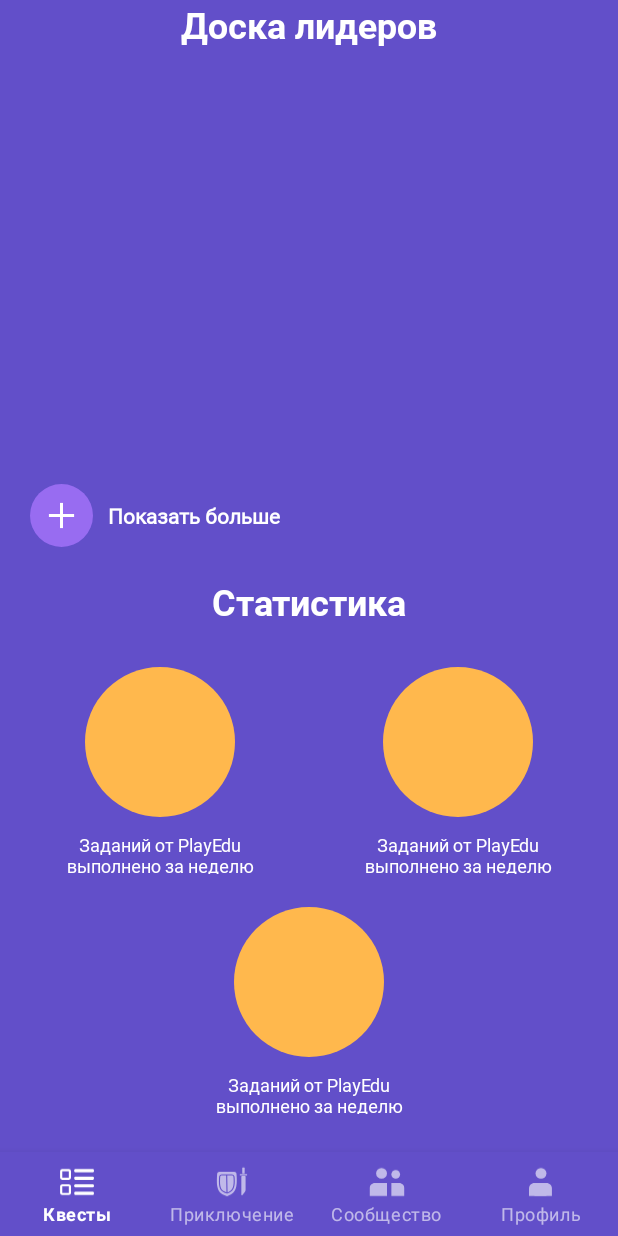
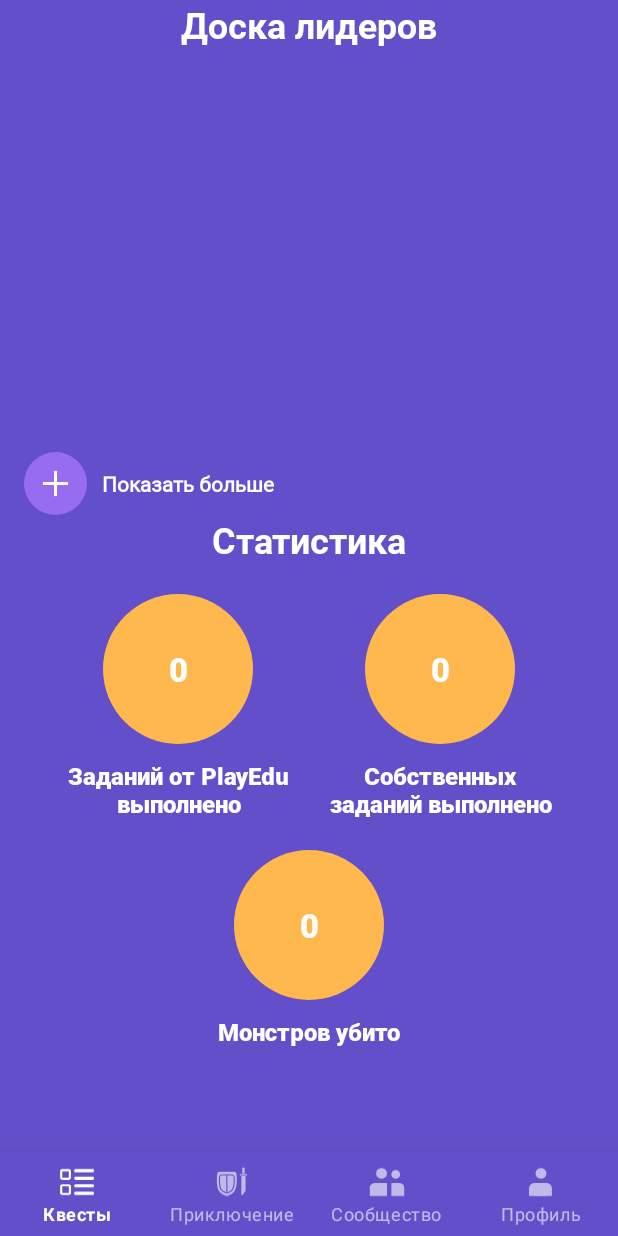
Before and after one commit to monke-master/Play-Edu, an Android app: the fragment CommunityFragment placed in its activity, on a phone screen of 412 x 824 dp. Run offline under Robolectric (Android 15) with nearby library versions, the phone set to English and light mode, and no system bars; our stand-ins replace data binding; libraries missing offline, so code that uses them is left out: com.skydoves.powerspinner; 4 statements that could not run were skipped.

Commit message:
community fragment user stats released

```diff
--- /dev/null
+++ b/app/src/main/java/ru/mirea/playedu/usecases/GetUserStatsUseCase.java
@@ -0,0 +1,18 @@
+package ru.mirea.playedu.usecases;
+
+import ru.mirea.playedu.data.repository.UserStatsRepository;
+import ru.mirea.playedu.model.UserStats;
+
+// Use-case для получения статистики пользователя
+public class GetUserStatsUseCase {
+
+    private UserStatsRepository statsRepository;
+
+    public GetUserStatsUseCase(UserStatsRepository statsRepository) {
+        this.statsRepository = statsRepository;
+    }
+
+    public UserStats execute() {
+        return statsRepository.getUserStats();
+    }
+}
--- a/app/src/main/java/ru/mirea/playedu/view/activity/EnterActivity.java
+++ b/app/src/main/java/ru/mirea/playedu/view/activity/EnterActivity.java
@@ -32,7 +32,7 @@ public class EnterActivity extends AppCompatActivity {
             User user = new User("Пропастин Алексей Федорович", "passwordCOmrade",
                     "+89690776", "ИВБО-01-22", 100, 1000, "no", new ArrayList<>());
             UserCacheStorage cacheStorage = UserCacheStorage.getInstance();
-            UserStats userStats = new UserStats(1, Calendar.getInstance().getTime());
+            UserStats userStats = new UserStats(1, Calendar.getInstance().getTime(), 10, 11, 0, 12, 0, 0);
             UserStatsCacheStorage storage = UserStatsCacheStorage.getInstance();
             storage.setUserStats(userStats);
             cacheStorage.setUser(user);
--- a/app/src/main/java/ru/mirea/playedu/view/fragment/CommunityFragment.java
+++ b/app/src/main/java/ru/mirea/playedu/view/fragment/CommunityFragment.java
@@ -3,64 +3,29 @@ package ru.mirea.playedu.view.fragment;
 import android.os.Bundle;
 
 import androidx.fragment.app.Fragment;
+import androidx.lifecycle.ViewModelProvider;
 
 import android.view.LayoutInflater;
 import android.view.View;
 import android.view.ViewGroup;
 
 import ru.mirea.playedu.R;
+import ru.mirea.playedu.databinding.FragmentCommunityBinding;
+import ru.mirea.playedu.databinding.FragmentProfileBinding;
+import ru.mirea.playedu.viewmodel.CommunityViewModel;
 
-/**
- * A simple {@link Fragment} subclass.
- * Use the {@link CommunityFragment#newInstance} factory method to
- * create an instance of this fragment.
- */
 public class CommunityFragment extends Fragment {
-
-    // TODO: Rename parameter arguments, choose names that match
-    // the fragment initialization parameters, e.g. ARG_ITEM_NUMBER
-    private static final String ARG_PARAM1 = "param1";
-    private static final String ARG_PARAM2 = "param2";
-
-    // TODO: Rename and change types of parameters
-    private String mParam1;
-    private String mParam2;
-
-    public CommunityFragment() {
-        // Required empty public constructor
-    }
-
-    /**
-     * Use this factory method to create a new instance of
-     * this fragment using the provided parameters.
-     *
-     * @param param1 Parameter 1.
-     * @param param2 Parameter 2.
-     * @return A new instance of fragment CommunityFragment.
-     */
-    // TODO: Rename and change types and number of parameters
-    public static CommunityFragment newInstance(String param1, String param2) {
-        CommunityFragment fragment = new CommunityFragment();
-        Bundle args = new Bundle();
-        args.putString(ARG_PARAM1, param1);
-        args.putString(ARG_PARAM2, param2);
-        fragment.setArguments(args);
-        return fragment;
-    }
-
-    @Override
-    public void onCreate(Bundle savedInstanceState) {
-        super.onCreate(savedInstanceState);
-        if (getArguments() != null) {
-            mParam1 = getArguments().getString(ARG_PARAM1);
-            mParam2 = getArguments().getString(ARG_PARAM2);
-        }
-    }
 
     @Override
     public View onCreateView(LayoutInflater inflater, ViewGroup container,
                              Bundle savedInstanceState) {
-        // Inflate the layout for this fragment
-        return inflater.inflate(R.layout.fragment_community, container, false);
+        FragmentCommunityBinding binding = FragmentCommunityBinding.inflate(getLayoutInflater());
+        CommunityViewModel viewModel = new ViewModelProvider(this).get(CommunityViewModel.class);
+        binding.setViewModel(viewModel);
+
+        binding.setKillsHdr(getString(R.string.kills_count));
+        binding.setPlayEduCompletedHdr(getString(R.string.play_edu_compl_count));
+        binding.setTasksCompletedHdr(getString(R.string.tasks_compl_count));
+        return binding.getRoot();
     }
 }
--- /dev/null
+++ b/app/src/main/java/ru/mirea/playedu/viewmodel/CommunityViewModel.java
@@ -0,0 +1,31 @@
+package ru.mirea.playedu.viewmodel;
+
+import androidx.lifecycle.LiveData;
+import androidx.lifecycle.MutableLiveData;
+import androidx.lifecycle.ViewModel;
+
+import ru.mirea.playedu.data.repository.UserStatsRepository;
+import ru.mirea.playedu.data.storage.cache.UserStatsCacheStorage;
+import ru.mirea.playedu.model.UserStats;
+import ru.mirea.playedu.usecases.GetUserStatsUseCase;
+
+public class CommunityViewModel extends ViewModel {
+
+    private GetUserStatsUseCase getUserStatsUseCase;
+    private MutableLiveData<UserStats> userStats;
+
+    public CommunityViewModel() {
+        this.getUserStatsUseCase = new GetUserStatsUseCase(new
+                UserStatsRepository(UserStatsCacheStorage.getInstance()));
+        userStats = new MutableLiveData<>();
+        userStats.setValue(getUserStatsUseCase.execute());
+
+    }
+
+    public LiveData<UserStats> getUserStats() {
+        return userStats;
+    }
+
+
+
+}
--- a/app/src/main/res/layout/fragment_community.xml
+++ b/app/src/main/res/layout/fragment_community.xml
@@ -3,11 +3,26 @@
     xmlns:app="http://schemas.android.com/apk/res-auto"
     xmlns:tools="http://schemas.android.com/tools"
     tools:context=".view.fragment.CommunityFragment">
+
+    <data>
+        <variable
+            name="playEduCompletedHdr"
+            type="String" />
+        <variable
+            name="tasksCompletedHdr"
+            type="String" />
+        <variable
+            name="killsHdr"
+            type="String" />
+        <variable
+            name="viewModel"
+            type="ru.mirea.playedu.viewmodel.CommunityViewModel" />
+    </data>
+
     <FrameLayout
         android:layout_width="match_parent"
         android:layout_height="match_parent">
 
-    <!-- TODO: Update blank fragment layout -->
         <ScrollView
             android:layout_width="match_parent"
             android:layout_height="match_parent"
@@ -18,146 +33,119 @@
                 android:layout_height="wrap_content"
                 android:orientation="vertical" >
 
+                <androidx.constraintlayout.widget.ConstraintLayout
+                    android:layout_width="match_parent"
+                    android:layout_height="match_parent">
+
                     <TextView
-                android:layout_width="match_parent"
+                        android:id="@+id/board_hdr"
+                        android:layout_width="wrap_content"
                         android:layout_height="wrap_content"
                         android:fontFamily="@font/roboto_bold"
                         android:gravity="center"
                         android:text="@string/leaderboard_title"
                         android:textColor="@color/white"
-                android:textSize="24sp" />
+                        android:textSize="24sp"
+                        app:layout_constraintEnd_toEndOf="parent"
+                        app:layout_constraintStart_toStartOf="parent"
+                        app:layout_constraintTop_toTopOf="parent" />
 
                     <androidx.recyclerview.widget.RecyclerView
+                        android:id="@+id/leaders_list"
                         android:layout_width="match_parent"
                         android:layout_height="250dp"
-                tools:listitem="@layout/view_leaderboard_item"
-                android:layout_marginTop="20dp"
-                android:layout_marginStart="15dp"
-                />
+                        android:layout_marginTop="10dp"
+                        app:layout_constraintEnd_toEndOf="parent"
+                        app:layout_constraintStart_toStartOf="parent"
+                        app:layout_constraintTop_toBottomOf="@+id/board_hdr"
+                        tools:listitem="@layout/view_leaderboard_item" />
 
-            <LinearLayout
+                    <ImageView
+                        android:id="@+id/show_more_btn"
+                        android:layout_width="42dp"
+                        android:layout_height="42dp"
+                        android:layout_marginStart="16dp"
+
+                        android:src="@drawable/ic_add"
+                        app:layout_constraintBottom_toBottomOf="@+id/show_nore_txt"
+                        app:layout_constraintStart_toStartOf="parent"
+                        app:layout_constraintTop_toTopOf="@+id/show_nore_txt" />
+
+                    <TextView
+                        android:id="@+id/show_nore_txt"
                         android:layout_width="wrap_content"
                         android:layout_height="wrap_content"
-                android:orientation="horizontal"
+                        android:layout_gravity="center"
+                        android:layout_marginStart="10dp"
                         android:layout_marginTop="20dp"
-                android:layout_marginStart="20dp">
+                        android:fontFamily="@font/roboto_regular"
+                        android:text="@string/show_more_title"
+                        android:textColor="@color/white"
+                        android:textFontWeight="600"
+                        android:textSize="14sp"
+                        app:layout_constraintStart_toEndOf="@+id/show_more_btn"
+                        app:layout_constraintTop_toBottomOf="@+id/leaders_list" />
 
-                <ImageView
-                    android:id="@+id/imageView2"
-                    android:layout_width="42dp"
-                    android:layout_height="42dp"
-                    android:src="@drawable/ic_add" />
+                    <androidx.constraintlayout.widget.Barrier
+                        android:id="@+id/show_more_barrier"
+                        android:layout_width="wrap_content"
+                        android:layout_height="wrap_content"
+                        app:barrierDirection="bottom"
+                        app:constraint_referenced_ids="show_more_btn, show_nore_txt" />
+
 
                     <TextView
+                        android:id="@+id/textView3"
                         android:layout_width="wrap_content"
-                    android:layout_height="wrap_content"
-                    android:layout_marginStart="10dp"
-                    android:fontFamily="@font/roboto_regular"
-                    android:layout_gravity="center"
-                    android:textFontWeight="600"
-                    android:text="@string/show_more_title"
-                    android:textColor="@color/white"
-                    android:textSize="14sp" />
-            </LinearLayout>
-            <androidx.constraintlayout.widget.ConstraintLayout
-                android:layout_width="match_parent"
-                android:layout_height="wrap_content"
-                android:layout_marginTop="20dp">
-
-                <TextView
-                    android:layout_width="match_parent"
                         android:layout_height="match_parent"
                         android:fontFamily="@font/roboto_bold"
                         android:gravity="center"
                         android:text="@string/statistic_title"
                         android:textColor="@color/white"
-                    android:textSize="24sp" />
-
-                <LinearLayout
-                    android:layout_width="wrap_content"
-                    android:layout_height="138dp"
-                    android:layout_marginTop="60dp"
-                    android:orientation="vertical"
-                    app:layout_constraintEnd_toEndOf="parent"
-                    app:layout_constraintHorizontal_bias="0.15"
-                    app:layout_constraintStart_toStartOf="parent"
-                    app:layout_constraintTop_toTopOf="parent">
-
-                    <TextView
-                        android:layout_width="100dp"
-                        android:layout_height="100dp"
-                        android:layout_gravity="center"
-                        android:layout_marginTop="0dp"
-                        android:background="@drawable/shape_statistic_round" />
-
-                    <TextView
-                        android:layout_width="128dp"
-                        android:layout_height="28dp"
-                        android:layout_marginTop="10dp"
-                        android:fontFamily="@font/roboto_regular"
-                        android:text="@string/statistic_round_description"
-                        android:textAlignment="center"
-                        android:textColor="@color/white"
-                        android:textFontWeight="400"
-                        android:textSize="12sp" />
-                </LinearLayout>
-
-                <LinearLayout
-                    android:layout_width="wrap_content"
-                    android:layout_height="138dp"
-                    android:layout_marginTop="60dp"
-                    android:orientation="vertical"
-                    app:layout_constraintEnd_toEndOf="parent"
-                    app:layout_constraintHorizontal_bias="0.85"
-                    app:layout_constraintStart_toStartOf="parent"
-                    app:layout_constraintTop_toTopOf="parent">
-
-                    <TextView
-                        android:layout_width="100dp"
-                        android:layout_height="100dp"
-                        android:layout_gravity="center"
-                        android:layout_marginTop="0dp"
-                        android:background="@drawable/shape_statistic_round" />
-
-                    <TextView
-                        android:layout_width="128dp"
-                        android:layout_height="28dp"
-                        android:layout_marginTop="10dp"
-                        android:fontFamily="@font/roboto_regular"
-                        android:text="@string/statistic_round_description"
-                        android:textAlignment="center"
-                        android:textColor="@color/white"
-                        android:textFontWeight="400"
-                        android:textSize="12sp" />
-                </LinearLayout>
-
-                <LinearLayout
-                    android:layout_width="wrap_content"
-                    android:layout_height="138dp"
-                    android:layout_marginTop="220dp"
-                    android:orientation="vertical"
+                        android:textSize="24sp"
                         app:layout_constraintEnd_toEndOf="parent"
                         app:layout_constraintStart_toStartOf="parent"
-                    app:layout_constraintTop_toTopOf="parent">
+                        app:layout_constraintTop_toBottomOf="@id/show_more_barrier"
+                        tools:layout_editor_absoluteY="353dp" />
 
-                    <TextView
-                        android:layout_width="100dp"
-                        android:layout_height="100dp"
-                        android:layout_gravity="center"
-                        android:layout_marginTop="0dp"
-                        android:background="@drawable/shape_statistic_round" />
+                    <include
+                        android:id="@+id/stats_play_edu"
+                        layout="@layout/view_stats_item"
+                        android:layout_width="wrap_content"
+                        android:layout_height="wrap_content"
+                        android:layout_marginStart="20dp"
+                        android:layout_marginTop="20dp"
+                        app:layout_constraintStart_toStartOf="parent"
+                        app:layout_constraintEnd_toStartOf="@id/stats_tasks"
+                        app:layout_constraintTop_toBottomOf="@+id/textView3"
+                        app:value="@{viewModel.userStats.playEduTasksCompleted}"
+                        app:statsName="@{playEduCompletedHdr}" />
 
-                    <TextView
-                        android:layout_width="128dp"
-                        android:layout_height="28dp"
-                        android:layout_marginTop="10dp"
-                        android:fontFamily="@font/roboto_regular"
-                        android:text="@string/statistic_round_description"
-                        android:textAlignment="center"
-                        android:textColor="@color/white"
-                        android:textFontWeight="400"
-                        android:textSize="12sp" />
-                </LinearLayout>
+                    <include
+                        android:id="@+id/stats_tasks"
+                        layout="@layout/view_stats_item"
+                        android:layout_width="wrap_content"
+                        android:layout_height="wrap_content"
+                        android:layout_marginTop="20dp"
+                        android:layout_marginEnd="20dp"
+                        app:layout_constraintEnd_toEndOf="parent"
+                        app:layout_constraintStart_toEndOf="@+id/stats_play_edu"
+                        app:layout_constraintTop_toBottomOf="@+id/textView3"
+                        app:value="@{viewModel.userStats.userTasksCompleted}"
+                        app:statsName="@{tasksCompletedHdr}" />
+
+                    <include
+                        android:id="@+id/stats_kills"
+                        layout="@layout/view_stats_item"
+                        android:layout_width="wrap_content"
+                        android:layout_height="wrap_content"
+                        android:layout_marginTop="20dp"
+                        app:layout_constraintEnd_toEndOf="parent"
+                        app:layout_constraintStart_toStartOf="parent"
+                        app:layout_constraintTop_toBottomOf="@+id/stats_tasks"
+                        app:value="@{viewModel.userStats.enemiesKilled}"
+                        app:statsName="@{killsHdr}" />
+
 
                 </androidx.constraintlayout.widget.ConstraintLayout>
 
--- /dev/null
+++ b/app/src/main/res/layout/view_stats_item.xml
@@ -0,0 +1,60 @@
+<?xml version="1.0" encoding="utf-8"?>
+<layout>
+
+    <data>
+        <variable
+            name="value"
+            type="Integer" />
+        <variable
+            name="statsName"
+            type="String" />
+    </data>
+
+    <androidx.constraintlayout.widget.ConstraintLayout
+        xmlns:android="http://schemas.android.com/apk/res/android"
+        xmlns:app="http://schemas.android.com/apk/res-auto"
+        xmlns:tools="http://schemas.android.com/tools"
+        android:layout_width="wrap_content"
+        android:layout_height="wrap_content">
+
+
+
+        <ImageView
+            android:id="@+id/background"
+            android:layout_width="100dp"
+            android:layout_height="100dp"
+            android:layout_marginStart="25dp"
+            android:layout_marginEnd="25dp"
+            app:layout_constraintEnd_toEndOf="parent"
+            app:layout_constraintStart_toStartOf="parent"
+            app:layout_constraintTop_toTopOf="parent"
+            app:srcCompat="@drawable/shape_statistic_round" />
+
+        <TextView
+            tools:text="1499"
+            style="@style/DefaultText"
+            android:id="@+id/value_txt"
+            android:textSize="22sp"
+            android:layout_width="wrap_content"
+            android:layout_height="wrap_content"
+            android:text="@{Integer.toString(value)}"
+            app:layout_constraintBottom_toBottomOf="@+id/background"
+            app:layout_constraintEnd_toEndOf="@+id/background"
+            app:layout_constraintStart_toStartOf="@+id/background"
+            app:layout_constraintTop_toTopOf="@+id/background" />
+
+        <TextView
+            tools:text="@string/play_edu_compl_count"
+            android:id="@+id/stats_txt"
+            style="@style/DefaultText"
+            android:layout_width="0dp"
+            android:layout_height="wrap_content"
+            android:layout_marginTop="10dp"
+            android:text="@{statsName}"
+            android:textAlignment="center"
+            app:layout_constraintEnd_toEndOf="parent"
+            app:layout_constraintStart_toStartOf="parent"
+            app:layout_constraintTop_toBottomOf="@+id/background" />
+    </androidx.constraintlayout.widget.ConstraintLayout>
+
+</layout>
--- a/app/src/main/res/values/strings.xml
+++ b/app/src/main/res/values/strings.xml
@@ -42,7 +42,9 @@
     <string name="yes">Да</string>
     <string name="no">Нет</string>
     <string name="statistic_title">Статистика</string>
-    <string name="statistic_round_description">Заданий от PlayEdu выполнено за неделю</string>
+    <string name="play_edu_compl_count">Заданий от PlayEdu выполнено</string>
+    <string name="tasks_compl_count">Собственных заданий выполнено</string>
+    <string name="kills_count">Монстров убито</string>
     <string name="show_more_title">Показать больше</string>
     <string name="powers_title">Силы</string>
     <string name="achievements_title">Достижения</string>
```
Lines whose indentation alone changed are shown as unchanged.
